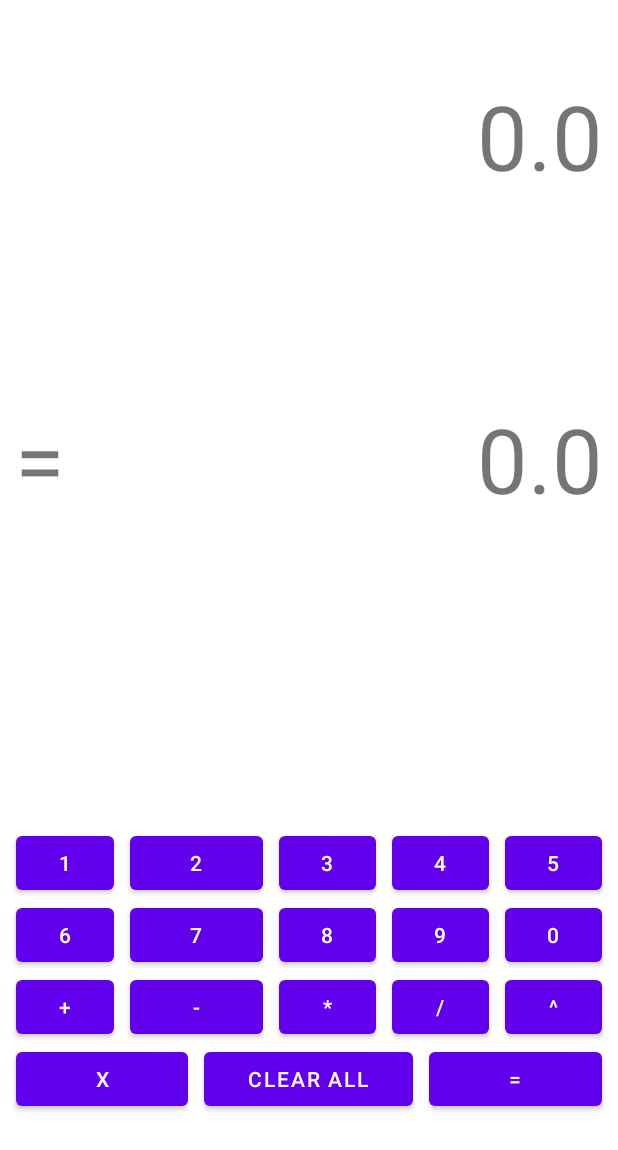
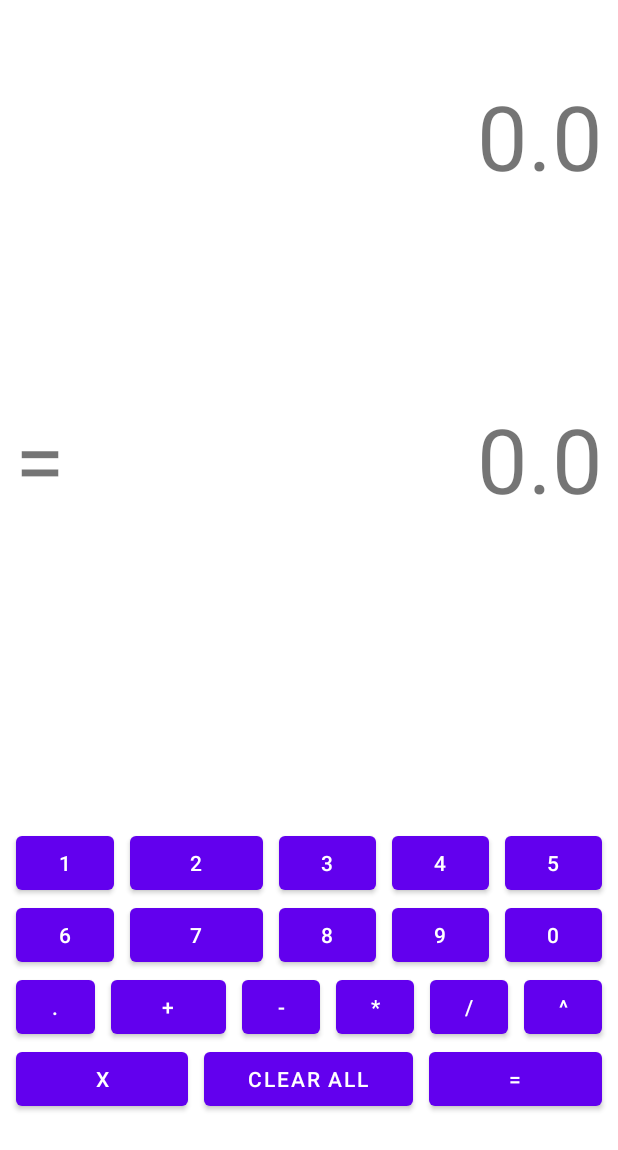
Before and after one commit to ha2320/Cal, an Android app: the layout activity_main.xml on its own in the app's theme, with its tools: preview values and no code run, on a phone screen of 412 x 824 dp. Shown: the top 1150 px of the screen. Run offline under Robolectric (Android 15) with nearby library versions, the phone set to English and light mode, and no system bars.

Commit message:
add dot button & cooperate with other functionalities

```diff
--- a/app/src/main/java/com/example/cal/interfaces/Calculating.kt
+++ b/app/src/main/java/com/example/cal/interfaces/Calculating.kt
@@ -8,7 +8,7 @@ interface Calculating{
     var number2: Number?
     fun plus(): Double = number1.toDouble() + (number2?.toDouble() ?: 0.0)
 
-    fun minus(): Double = number1.toDouble() + (number2?.toDouble() ?: 0.0)
+    fun minus(): Double = number1.toDouble() - (number2?.toDouble() ?: 0.0)
 
     fun multiply(): Double = number1.toDouble() * (number2?.toDouble() ?: 1.0)
 
--- a/app/src/main/java/com/example/cal/models/Operator.kt
+++ b/app/src/main/java/com/example/cal/models/Operator.kt
@@ -2,7 +2,7 @@ package com.example.cal.models
 
 enum class Operator() {
     PLUS, MINUS, DIVIDE, MULTIPLY, POWER, UNDEFINED;
-    public fun getVal(): String = when(this){
+    fun getVal(): String = when(this){
         PLUS -> "+"
         MINUS -> "-"
         MULTIPLY -> "*"
--- a/app/src/main/res/layout/activity_main.xml
+++ b/app/src/main/res/layout/activity_main.xml
@@ -154,6 +154,14 @@
             android:layout_height="match_parent" >
 
             <Button
+                android:id="@+id/dot"
+                android:layout_weight="1"
+                android:layout_marginHorizontal="5dp"
+                android:layout_width="match_parent"
+                android:layout_height="wrap_content"
+                android:text="@string/dot" />
+
+            <Button
                 android:id="@+id/op_plus"
                 android:layout_weight="1"
                 android:layout_marginHorizontal="5dp"
```
Also changed, not shown: app/src/main/java/com/example/cal/activities/MainActivity.kt (+43 -7 lines).
